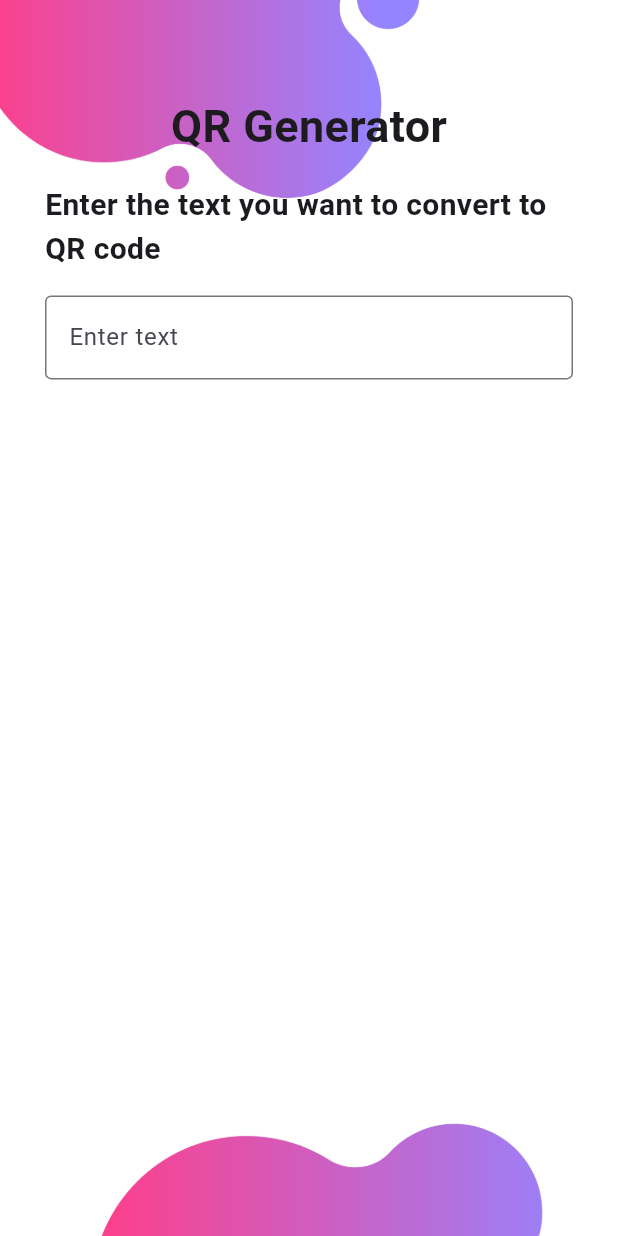
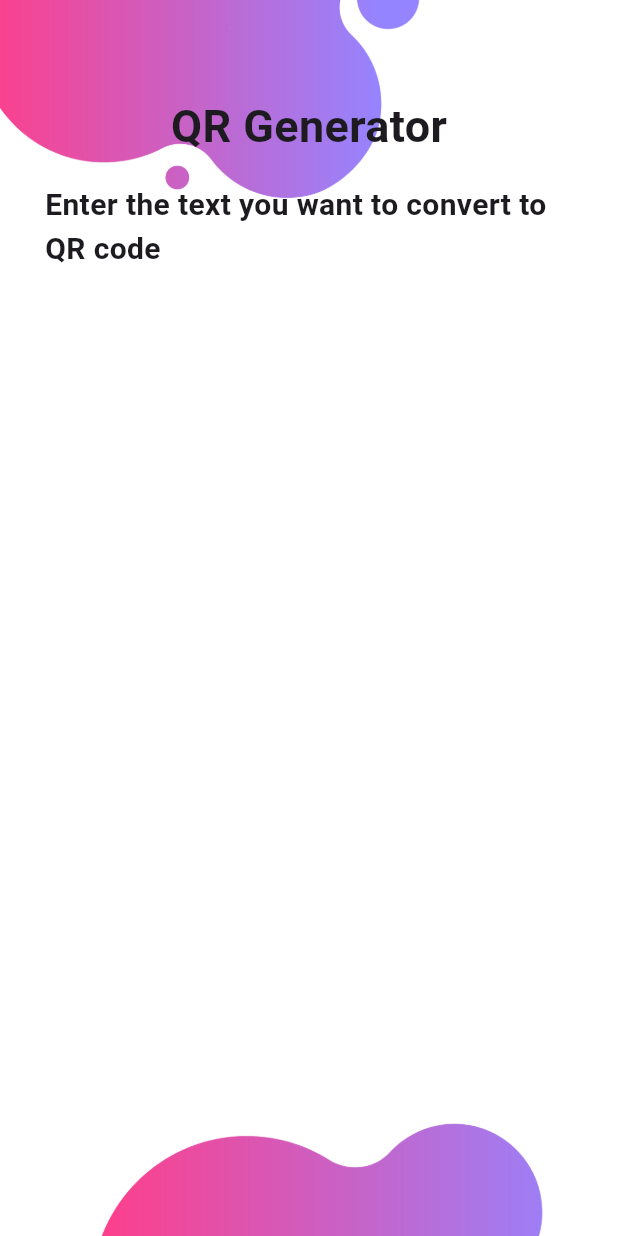
Before and after one commit to RMCV-Rajapaksha/Travelling-App, a Flutter app: the screen it shows after launch, on a phone screen of 412 x 824 dp. Run offline on Flutter 3.47's test engine with Material 3 defaults, Android fonts, the light colour scheme and no system bars; our stand-ins replace curved_navigation_bar, device_preview.

Commit message:
chore: Remove unused code and comments, refactor QrGenerator and CustomInputField components

```diff
--- a/travel_app/lib/pages/pg.dart
+++ b/travel_app/lib/pages/pg.dart
@@ -11,12 +11,6 @@ class QrGenerator extends StatefulWidget {
 }
 
 class _QrGeneratorState extends State<QrGenerator> {
-  TextEditingController urlController = TextEditingController(text: '');
-  String data = '';
-  final GlobalKey _qrkey = GlobalKey();
-  bool dirExists = false;
-  dynamic externalDir = '/storage/emulated/0/Download/Qr_code';
-
   @override
   Widget build(BuildContext context) {
     double screenWidth = MediaQuery.of(context).size.width;
@@ -46,20 +40,6 @@ class _QrGeneratorState extends State<QrGenerator> {
                 fontWeight: FontWeight.bold,
               ),
             ),
-            SizedBox(height: screenHeight * 0.02),
-            TextField(
-              controller: urlController,
-              decoration: const InputDecoration(
-                border: OutlineInputBorder(),
-                labelText: 'Enter text',
-              ),
-              onChanged: (value) {
-                setState(() {
-                  data = value;
-                });
-              },
-            ),
-            SizedBox(height: screenHeight * 0.04),
           ],
         ),
       ),
```
Also changed, not shown: travel_app/lib/components/input.dart (added, +46 -0 lines).
